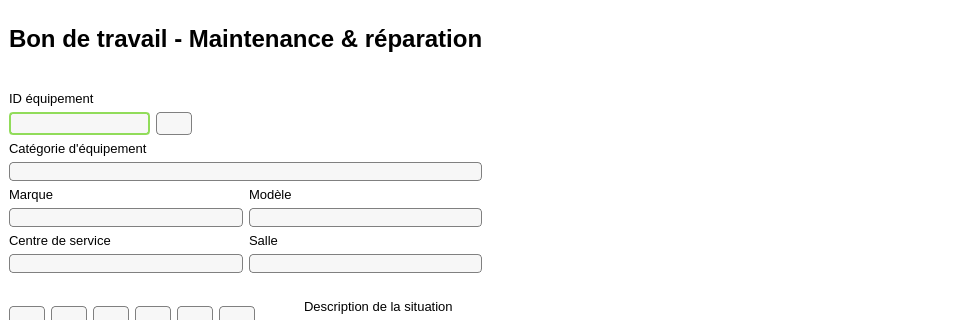
ProjetPC2/SIMM2.0-DEV, file Interface/FenêtresEnUI/BdT3.ui: the form before one commit; both pictures show x 0 to 963 and y 0 to 320 of the 963 by 908 pixel window.
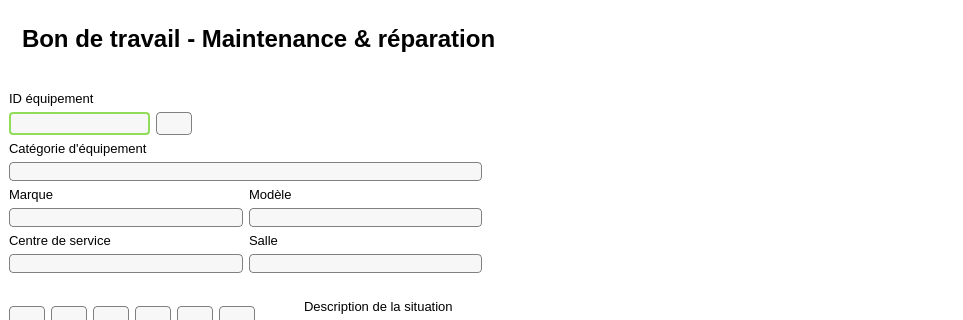
The form after the commit. Icons and pictures are not drawn.

```diff
--- a/Interface/FenêtresEnUI/BdT3.ui
+++ b/Interface/FenêtresEnUI/BdT3.ui
@@ -81,6 +81,28 @@
    <layout class="QGridLayout" name="gridLayout_3">
     <item row="0" column="0" colspan="2">
      <layout class="QHBoxLayout" name="horizontalLayout">
+      <item>
+       <widget class="QLabel" name="labelPhotoPlus">
+        <property name="maximumSize">
+         <size>
+          <width>100</width>
+          <height>100</height>
+         </size>
+        </property>
+        <property name="text">
+         <string/>
+        </property>
+        <property name="pixmap">
+         <pixmap>../Images/plus.png</pixmap>
+        </property>
+        <property name="scaledContents">
+         <bool>false</bool>
+        </property>
+        <property name="alignment">
+         <set>Qt::AlignRight|Qt::AlignTrailing|Qt::AlignVCenter</set>
+        </property>
+       </widget>
+      </item>
       <item>
        <widget class="QLabel" name="labelTitre">
         <property name="maximumSize">
@@ -108,44 +130,6 @@
         </property>
        </widget>
       </item>
-      <item>
-       <spacer name="horizontalSpacer_3">
-        <property name="orientation">
-         <enum>Qt::Horizontal</enum>
-        </property>
-        <property name="sizeType">
-         <enum>QSizePolicy::Minimum</enum>
-        </property>
-        <property name="sizeHint" stdset="0">
-         <size>
-          <width>20</width>
-          <height>20</height>
-         </size>
-        </property>
-       </spacer>
-      </item>
-      <item>
-       <widget class="QLabel" name="labelPhotoPlus">
-        <property name="maximumSize">
-         <size>
-          <width>100</width>
-          <height>100</height>
-         </size>
-        </property>
-        <property name="text">
-         <string/>
-        </property>
-        <property name="pixmap">
-         <pixmap>../Images/plus.png</pixmap>
-        </property>
-        <property name="scaledContents">
-         <bool>false</bool>
-        </property>
-        <property name="alignment">
-         <set>Qt::AlignRight|Qt::AlignTrailing|Qt::AlignVCenter</set>
-        </property>
-       </widget>
-      </item>
       <item>
        <spacer name="horizontalSpacer_5">
         <property name="orientation">
```
